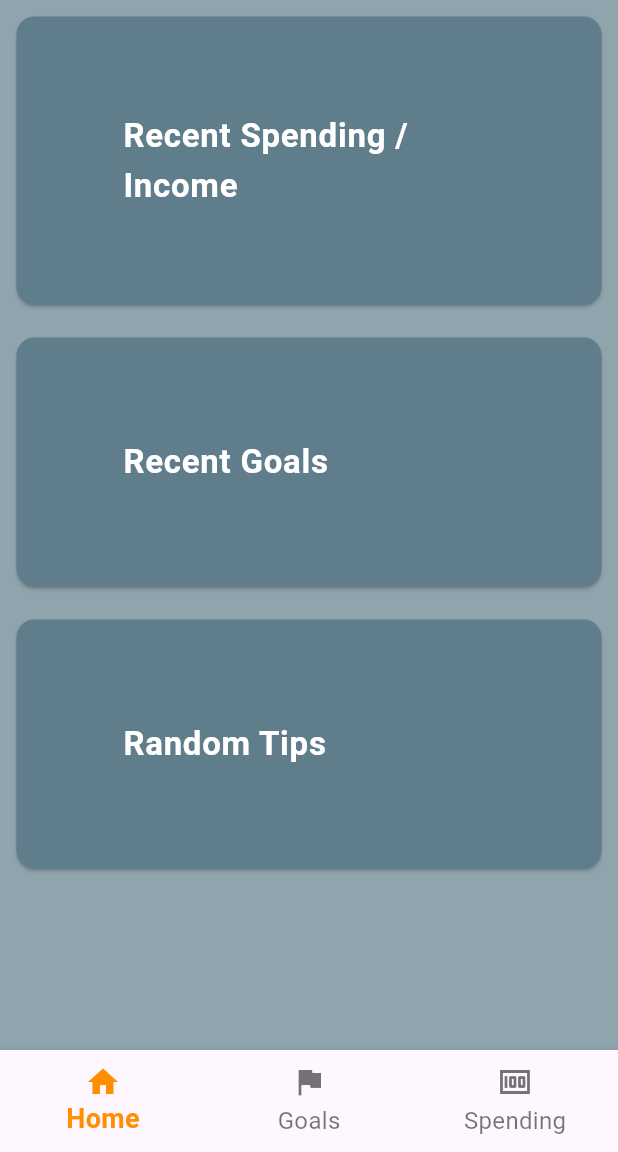
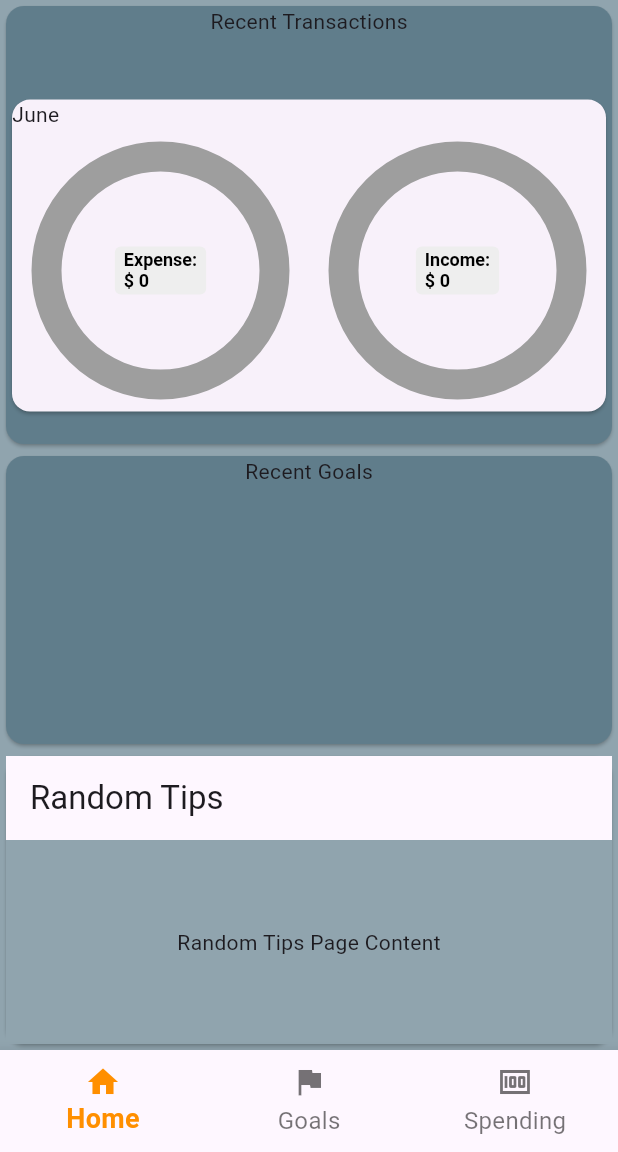
Before and after one commit to hieudphung/MobileAppDevProject1, a Flutter app: the HomePage screen opened directly, on a phone screen of 412 x 824 dp, the part 84-1236 px from its top. Run offline on Flutter 3.47's test engine with Material 3 defaults, Android fonts, the phone set to English and light mode, and no system bars; drawn by our look-alikes of pie_chart; our stand-ins replace sqflite; accounts and stored records are empty.

Commit message:
home page content and preview

```diff
--- a/finance_app/lib/pages/goalpage.dart
+++ b/finance_app/lib/pages/goalpage.dart
@@ -37,7 +37,7 @@ class GoalsScreen extends StatelessWidget {
                       itemBuilder: (_,int index) => GoalCard(goalUsed: provider.goals.elementAt(index)),
                     );
                   } else {
-                    return Center(child: CircularProgressIndicator());
+                    return const Center(child: CircularProgressIndicator());
                   }
                 }
 
--- a/finance_app/lib/pages/homepage.dart
+++ b/finance_app/lib/pages/homepage.dart
@@ -77,41 +77,58 @@ class HomeScreen extends StatelessWidget {
 
   @override
   Widget build(BuildContext context) {
-    return SingleChildScrollView(
-      child: Column(
-        children: [
+    return Column(
+        children: <Widget>[
+          /*
           SectionCard(
             title: 'Recent Spending / Income',
             onTap: () {
-              Navigator.push(
+              Navigator.push(W
                 context,
                 MaterialPageRoute(builder: (context) => RecentTransactionsPage()),
               );
             },
             color: Colors.blueGrey, // Example color for Recent Spending / Income
           ),
-          SectionCard(
-            title: 'Recent Goals',
-            onTap: () {
-              Navigator.push(
-                context,
-                MaterialPageRoute(builder: (context) => RecentGoalsPage()),
-              );
-            },
-            color: Colors.blueGrey, // Example color for Recent Goals
+          */
+          const Expanded(
+            flex: 3,
+            child: Card(
+              color: Colors.blueGrey,
+              child: RecentTransactionsPage(), // Example color for Recent Goals
+            )
           ),
+
+          const Expanded(
+            flex: 2,
+            child: Card(
+              color: Colors.blueGrey,
+              child: RecentGoalsPage(), // Example color for Recent Goals
+            )
+          ),
+
+          const Expanded(
+            flex: 2,
+            child: Card(
+              color: Colors.blueGrey,
+              child: RandomTipsPage(), // Example color for Recent Goals
+            )
+          ),
+
+          /*
           SectionCard(
             title: 'Random Tips',
+
+            color: Colors.blueGrey,
             onTap: () {
               Navigator.push(
                 context,
                 MaterialPageRoute(builder: (context) => RandomTipsPage()),
               );
-            },
-            color: Colors.blueGrey, // Example color for Random Tips
+            }, // Example color for Random Tips
           ),
+          */
         ],
-      ),
     );
   }
 }
--- a/finance_app/lib/pages/random_tips_page.dart
+++ b/finance_app/lib/pages/random_tips_page.dart
@@ -1,6 +1,8 @@
 import 'package:flutter/material.dart';
 
 class RandomTipsPage extends StatelessWidget {
+  const RandomTipsPage ({super.key});
+
   @override
   Widget build(BuildContext context) {
     return Scaffold(
--- a/finance_app/lib/pages/recent_goals_page.dart
+++ b/finance_app/lib/pages/recent_goals_page.dart
@@ -1,15 +1,42 @@
 import 'package:flutter/material.dart';
+import 'package:provider/provider.dart';
+
+import '../finance_provider.dart';
+
+import '../widget/recent_goal_card.dart';
 
 class RecentGoalsPage extends StatelessWidget {
+  const RecentGoalsPage ({super.key});
+
   @override
   Widget build(BuildContext context) {
-    return Scaffold(
-      appBar: AppBar(
-        title: Text('Recent Goals'),
-      ),
-      body: Center(
-        child: Text('Recent Goals Page Content'),
-      ),
+    return Column(
+          children: <Widget>[
+            const Expanded(
+              flex: 2,
+              child: Text('Recent Goals'),),
+            Expanded(
+              flex: 5,
+              child:
+                      Consumer<FinanceProvider>(
+                      builder: (context, provider, child) =>
+                      FutureBuilder (
+                      future: provider.goalLoaded,
+                      builder: (context, snapshot) {
+                        if (snapshot.hasData) {
+                          return ListView.builder(
+                            physics: const NeverScrollableScrollPhysics(),
+                            itemCount: (provider.goals.length < 3) ? provider.goals.length : 3,
+                            itemBuilder: (_,int index) => RecentGoalCard(goalUsed: provider.goals.elementAt(index)),
+                          );
+                        } else {
+                          return const Center(child: CircularProgressIndicator());
+                        }
+                      }
+            ),
+          )
+        )//
+      ],
     );
   }
 }
--- a/finance_app/lib/pages/recent_transactions_page.dart
+++ b/finance_app/lib/pages/recent_transactions_page.dart
@@ -1,15 +1,43 @@
+import 'package:finance_app/widget/recent_expense_card.dart';
 import 'package:flutter/material.dart';
+import 'package:provider/provider.dart';
+
+import '../finance_provider.dart';
+
+import '../widget/recent_expense_card.dart';
 
 class RecentTransactionsPage extends StatelessWidget {
+  const RecentTransactionsPage({super.key});
+
   @override
   Widget build(BuildContext context) {
-    return Scaffold(
-      appBar: AppBar(
-        title: Text('Recent Transactions'),
-      ),
-      body: Center(
-        child: Text('Recent Transactions Page Content'),
-      ),
+    return Column(
+          children: <Widget>[
+            const Expanded(
+              flex: 1,
+              child: Text('Recent Transactions'),),
+            Expanded(
+              flex: 4,
+              child:
+                  Consumer<FinanceProvider>(
+                  builder: (context, provider, child) =>
+                  FutureBuilder (
+                  future: Future.wait([provider.fetchExpenses(), provider.organizeMonths(), provider.expensesLoaded]),
+                  builder: (context, snapshot) {
+                  if (snapshot.hasData) {
+                      return ListView.builder(
+                          physics: const NeverScrollableScrollPhysics(),
+                          itemCount: (provider.monthDatasets.isEmpty) ? 0 : 1,
+                          itemBuilder: (_,int index) => RecentExpenseCard(monthDataset: provider.monthDatasets.elementAt(index)),
+                    );
+                  } else {
+                    return const Center(child: CircularProgressIndicator());
+                  }
+                }
+             )
+          )
+        )//
+      ],
     );
   }
 }
--- a/finance_app/lib/pages/spendpage.dart
+++ b/finance_app/lib/pages/spendpage.dart
@@ -7,10 +7,7 @@ import '../widget/expense_card.dart';
 
 class SpendingScreen extends StatelessWidget {
   const SpendingScreen({super.key,
-    //required this.monthDatasets
   });
-
-  //final List<MonthData> monthDatasets;
 
   @override
   Widget build(BuildContext context) {
@@ -29,7 +26,7 @@ class SpendingScreen extends StatelessWidget {
                           itemBuilder: (_,int index) => ExpenseCard(monthDataset: provider.monthDatasets.elementAt(index)),
                     );
                   } else {
-                    return Center(child: CircularProgressIndicator());
+                    return const Center(child: CircularProgressIndicator());
                   }
                 }
              )
--- a/finance_app/lib/pages/test_expense_page.dart
+++ b/finance_app/lib/pages/test_expense_page.dart
@@ -5,6 +5,9 @@ import '../model/goal.dart';
 
 //import '../widget/expense_card.dart';
 import '../widget/goal_card.dart';
+
+
+// This is not a functional page, but exists for testing the database early on
 
 class TestPage extends StatefulWidget {
   const TestPage({super.key, required this.title});
--- a/finance_app/lib/widget/expense_card.dart
+++ b/finance_app/lib/widget/expense_card.dart
@@ -458,9 +458,9 @@ class _AddExpenditureDetailsState extends State<AddExpenditureDetails> {
         mainAxisSize: MainAxisSize.min,
         children: <Widget>[
           //Make a list from the returned month expenses
-            Flexible(child: Text('Expenses')),
+            const Flexible(child: Text('Expenses')),
             ExpenseDetailList(monthId: widget.monthId, isExpense: true),
-            Flexible(child: Text('Income')),
+            const Flexible(child: Text('Income')),
             ExpenseDetailList(monthId: widget.monthId, isExpense: false),
         ],
       ),
@@ -515,7 +515,7 @@ class ExpenseDetail extends StatelessWidget {
 
   @override
   Widget build(BuildContext context) {
-    Color expenseColor = Color.fromRGBO(0, 0, 0, 0);
+    Color expenseColor = const Color.fromRGBO(0, 0, 0, 0);
     String expenseLabel = '';
 
     //1 is expense
--- /dev/null
+++ b/finance_app/lib/widget/recent_expense_card.dart
@@ -0,0 +1,155 @@
+import 'package:flutter/material.dart';
+
+import 'package:pie_chart/pie_chart.dart';
+
+import '../model/month_data.dart';
+
+import '../common/common.dart';
+
+final gradientForExpenses = <List<Color>> [
+  [
+    const Color.fromRGBO(129, 182, 205, 1),
+    const Color.fromRGBO(91, 253, 199, 1),
+  ],
+  [
+    const Color.fromRGBO(198, 224, 68, 1),
+    const Color.fromRGBO(129, 224, 112, 1),
+  ],
+  [
+    const Color.fromRGBO(176, 63, 62, 1),
+    const Color.fromRGBO(254, 154, 92, 1),
+  ],
+  [
+    const Color.fromARGB(255, 219, 68, 224),
+    const Color.fromARGB(255, 163, 111, 223),
+  ],
+];
+
+final gradientForIncome = <List<Color>> [
+  [
+    const Color.fromARGB(255, 49, 128, 173),
+    const Color.fromARGB(255, 83, 126, 245),
+  ],
+  [
+    const Color.fromARGB(255, 219, 201, 95),
+    const Color.fromARGB(255, 238, 192, 41),
+  ],
+];
+
+Color _getColorByType(String type) {
+  switch (type) {
+    case 'Groceries':
+      return Colors.blue;
+    case 'Insurance':
+      return Colors.green;
+    case 'Bills':
+      return Colors.red;
+    default:
+      return Colors.grey;
+  }
+}
+
+class RecentExpenseCard extends StatelessWidget {
+  const RecentExpenseCard({super.key,
+    required this.monthDataset,
+  });
+
+  final MonthData monthDataset;
+
+  @override
+  Widget build(BuildContext context) {
+    //Decide on a title first
+    String cardTitle = getMonth(monthDataset.monthNumber);
+
+    return Card (
+      child: Column(
+        children: <Widget>[
+          RecentExpenseHead(cardTitle: cardTitle),
+          RecentExpenseBody(
+            monthNumber: monthDataset.monthNumber,
+            totalExpense: monthDataset.totalExpense,
+            expenseDataset: monthDataset.expenseDataset,
+            totalIncome: monthDataset.totalIncome,
+            incomeDataset: monthDataset.incomeDataset),
+        ]
+      )
+    );
+  }
+}
+
+class RecentExpenseHead extends StatelessWidget {
+  const RecentExpenseHead({super.key, required this.cardTitle});
+
+  final String cardTitle;
+
+  @override
+  Widget build(BuildContext context) {
+    return SizedBox (
+      child: Align(
+        alignment: Alignment.centerLeft,
+        child: Text(cardTitle),
+      )
+    );
+  }
+}
+
+class RecentExpenseBody extends StatelessWidget {
+  const RecentExpenseBody({super.key,
+    required this.monthNumber,
+    required this.totalExpense,
+    required this.expenseDataset,
+    required this.totalIncome,
+    required this.incomeDataset,
+  });
+
+  final int monthNumber;
+
+  final int totalExpense;
+  final Map<String, double> expenseDataset;
+  final int totalIncome;
+  final Map<String, double> incomeDataset;
+
+  @override
+  Widget build(BuildContext context) {
+    return Row(
+        children: <Widget>[
+          Expanded(
+            child: Padding(
+              padding: const EdgeInsets.fromLTRB(15, 10, 15, 10),
+              child: PieChart(
+            dataMap: expenseDataset,
+            chartType: ChartType.ring,
+            baseChartColor: Colors.grey[300]!,
+            gradientList: gradientForExpenses,
+            centerText: 'Expense:\n\$ $totalExpense',
+            legendOptions: const LegendOptions(
+              showLegends: false
+            ),
+            chartValuesOptions: const ChartValuesOptions(
+              showChartValues: false,
+              showChartValuesOutside: false,
+            ))),
+          ),
+
+          Expanded(
+            child: Padding(
+              padding: const EdgeInsets.fromLTRB(15, 10, 15, 10),
+              child: PieChart(
+            dataMap: incomeDataset,
+            chartType: ChartType.ring,
+            baseChartColor: Colors.grey[200]!,
+            gradientList: gradientForIncome,
+            centerText: 'Income:\n\$ $totalIncome',
+            legendOptions: const LegendOptions(
+              showLegends: false
+            ),
+            chartValuesOptions: const ChartValuesOptions(
+              showChartValues: false,
+              showChartValuesOutside: false,
+            ))),
+          ),
+
+        ]
+      );
+  }
+}
```
Also changed, not shown: finance_app/lib/database/finance_tables.dart (+0 -26 lines), finance_app/lib/widget/recent_goal_card.dart (added, +76 -0 lines), 1 other file.
